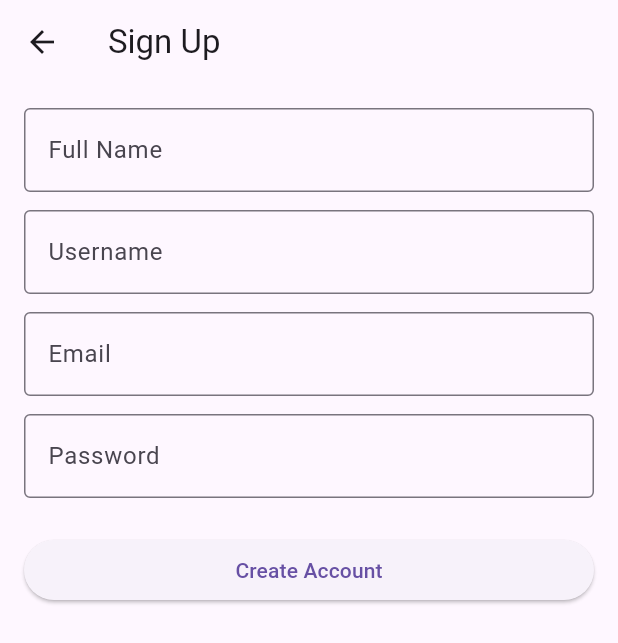
After one commit to evanjania/POOSD-Group-6-Large-Project, a Flutter app: the screen it shows after launch, after a tap on "Login", after a tap on "Don't have an account? Sign up", on a phone screen of 412 x 824 dp. The commit adds this screen. Shown: the top 643 px of the screen. Run offline on Flutter 3.47's test engine with Material 3 defaults, Android fonts, the phone set to English and light mode, and no system bars; network calls fail.

Commit message:
Add Flutter login, signup, and minimal dashboard pages

```diff
--- /dev/null
+++ b/ugotta_mobile/lib/auth_service.dart
@@ -0,0 +1,80 @@
+import 'dart:convert';
+import 'package:http/http.dart' as http;
+
+class AuthService {
+  static const String baseUrl = 'https://ugotta.space';
+
+  static Future<Map<String, dynamic>> login({
+    required String username,
+    required String password,
+  }) async {
+    try {
+      final response = await http.post(
+        Uri.parse('$baseUrl/api/login'),
+        headers: {'Content-Type': 'application/json'},
+        body: jsonEncode({
+          'username': username,
+          'password': password,
+        }),
+      );
+
+      final data = jsonDecode(response.body);
+
+      if (response.statusCode == 200) {
+        return {
+          'success': true,
+          'data': data,
+        };
+      } else {
+        return {
+          'success': false,
+          'message': data['error'] ?? 'Login failed',
+        };
+      }
+    } catch (e) {
+      return {
+        'success': false,
+        'message': 'Could not connect to server',
+      };
+    }
+  }
+
+  static Future<Map<String, dynamic>> register({
+    required String fullname,
+    required String username,
+    required String email,
+    required String password,
+  }) async {
+    try {
+      final response = await http.post(
+        Uri.parse('$baseUrl/api/register'),
+        headers: {'Content-Type': 'application/json'},
+        body: jsonEncode({
+          'fullname': fullname,
+          'username': username,
+          'email': email,
+          'password': password,
+        }),
+      );
+
+      final data = jsonDecode(response.body);
+
+      if (response.statusCode == 201) {
+        return {
+          'success': true,
+          'data': data,
+        };
+      } else {
+        return {
+          'success': false,
+          'message': data['error'] ?? 'Signup failed',
+        };
+      }
+    } catch (e) {
+      return {
+        'success': false,
+        'message': 'Could not connect to server',
+      };
+    }
+  }
+}
--- a/ugotta_mobile/lib/friends-list.dart
+++ /dev/null
@@ -1 +0,0 @@
-import 'package:flutter/material.dart';
--- /dev/null
+++ b/ugotta_mobile/lib/login.dart
@@ -0,0 +1,116 @@
+import 'package:flutter/material.dart';
+import 'auth_service.dart';
+import 'signup.dart';
+import 'dashboard.dart';
+
+class LoginPage extends StatefulWidget {
+  const LoginPage({super.key});
+
+  @override
+  State<LoginPage> createState() => _LoginPageState();
+}
+
+class _LoginPageState extends State<LoginPage> {
+  final TextEditingController usernameController = TextEditingController();
+  final TextEditingController passwordController = TextEditingController();
+
+  String errorMessage = '';
+  bool isLoading = false;
+
+Future<void> handleLogin() async {
+  setState(() {
+    isLoading = true;
+    errorMessage = '';
+  });
+
+  final result = await AuthService.login(
+    username: usernameController.text.trim(),
+    password: passwordController.text.trim(),
+  );
+
+  setState(() {
+    isLoading = false;
+  });
+
+  if (!mounted) return;
+
+  if (result['success']) {
+    final userData = result['data'];
+
+    Navigator.pushReplacement(
+      context,
+      MaterialPageRoute(
+        builder: (_) => DashboardPage(
+          fullname: userData['fullname'],
+        ),
+      ),
+    );
+  } else {
+    setState(() {
+      errorMessage = result['message'];
+    });
+  }
+}
+
+  @override
+  void dispose() {
+    usernameController.dispose();
+    passwordController.dispose();
+    super.dispose();
+  }
+
+  @override
+  Widget build(BuildContext context) {
+    return Scaffold(
+      appBar: AppBar(title: const Text('Login')),
+      body: Padding(
+        padding: const EdgeInsets.all(16),
+        child: Column(
+          children: [
+            TextField(
+              controller: usernameController,
+              decoration: const InputDecoration(
+                labelText: 'Username',
+                border: OutlineInputBorder(),
+              ),
+            ),
+            const SizedBox(height: 12),
+            TextField(
+              controller: passwordController,
+              obscureText: true,
+              decoration: const InputDecoration(
+                labelText: 'Password',
+                border: OutlineInputBorder(),
+              ),
+            ),
+            const SizedBox(height: 12),
+            if (errorMessage.isNotEmpty)
+              Text(
+                errorMessage,
+                style: const TextStyle(color: Colors.red),
+              ),
+            const SizedBox(height: 12),
+            isLoading
+                ? const CircularProgressIndicator()
+                : SizedBox(
+                    width: double.infinity,
+                    child: ElevatedButton(
+                      onPressed: handleLogin,
+                      child: const Text('Login'),
+                    ),
+                  ),
+            TextButton(
+              onPressed: () {
+                Navigator.push(
+                  context,
+                  MaterialPageRoute(builder: (_) => const SignupPage()),
+                );
+              },
+              child: const Text("Don't have an account? Sign up"),
+            ),
+          ],
+        ),
+      ),
+    );
+  }
+}
--- a/ugotta_mobile/lib/main.dart
+++ b/ugotta_mobile/lib/main.dart
@@ -1,21 +1,19 @@
 import 'package:flutter/material.dart';
+import 'login.dart';
 
-//landing page for ugotta mobile
 void main() {
   runApp(const MyApp());
 }
 
 class MyApp extends StatelessWidget {
-  const MyApp({Key? key}) : super(key: key);
+  const MyApp({super.key});
 
+  @override
   Widget build(BuildContext context) {
     return MaterialApp(
-      home: Scaffold(
-        appBar: AppBar(
-          backgroundColor: Colors.blue,
-          title: const Text('ugotta mobile'),
-        ),
-      ),
+      debugShowCheckedModeBanner: false,
+      title: 'UGotta Mobile',
+      home: const LoginPage(),
     );
   }
 }
--- a/ugotta_mobile/lib/recs.dart
+++ /dev/null
@@ -1 +0,0 @@
-import 'package:flutter/material.dart';
--- /dev/null
+++ b/ugotta_mobile/lib/signup.dart
@@ -0,0 +1,123 @@
+import 'package:flutter/material.dart';
+import 'auth_service.dart';
+
+class SignupPage extends StatefulWidget {
+  const SignupPage({super.key});
+
+  @override
+  State<SignupPage> createState() => _SignupPageState();
+}
+
+class _SignupPageState extends State<SignupPage> {
+  final TextEditingController fullnameController = TextEditingController();
+  final TextEditingController usernameController = TextEditingController();
+  final TextEditingController emailController = TextEditingController();
+  final TextEditingController passwordController = TextEditingController();
+
+  String errorMessage = '';
+  bool isLoading = false;
+
+  Future<void> handleSignup() async {
+    setState(() {
+      isLoading = true;
+      errorMessage = '';
+    });
+
+    final result = await AuthService.register(
+      fullname: fullnameController.text.trim(),
+      username: usernameController.text.trim(),
+      email: emailController.text.trim(),
+      password: passwordController.text.trim(),
+    );
+
+    setState(() {
+      isLoading = false;
+    });
+
+    if (!mounted) return;
+
+    if (result['success']) {
+      ScaffoldMessenger.of(context).showSnackBar(
+        const SnackBar(content: Text('Signup successful')),
+      );
+      Navigator.pop(context);
+    } else {
+      setState(() {
+        errorMessage = result['message'];
+      });
+    }
+  }
+
+  @override
+  void dispose() {
+    fullnameController.dispose();
+    usernameController.dispose();
+    emailController.dispose();
+    passwordController.dispose();
+    super.dispose();
+  }
+
+  @override
+  Widget build(BuildContext context) {
+    return Scaffold(
+      appBar: AppBar(title: const Text('Sign Up')),
+      body: Padding(
+        padding: const EdgeInsets.all(16),
+        child: SingleChildScrollView(
+          child: Column(
+            children: [
+              TextField(
+                controller: fullnameController,
+                decoration: const InputDecoration(
+                  labelText: 'Full Name',
+                  border: OutlineInputBorder(),
+                ),
+              ),
+              const SizedBox(height: 12),
+              TextField(
+                controller: usernameController,
+                decoration: const InputDecoration(
+                  labelText: 'Username',
+                  border: OutlineInputBorder(),
+                ),
+              ),
+              const SizedBox(height: 12),
+              TextField(
+                controller: emailController,
+                decoration: const InputDecoration(
+                  labelText: 'Email',
+                  border: OutlineInputBorder(),
+                ),
+              ),
+              const SizedBox(height: 12),
+              TextField(
+                controller: passwordController,
+                obscureText: true,
+                decoration: const InputDecoration(
+                  labelText: 'Password',
+                  border: OutlineInputBorder(),
+                ),
+              ),
+              const SizedBox(height: 12),
+              if (errorMessage.isNotEmpty)
+                Text(
+                  errorMessage,
+                  style: const TextStyle(color: Colors.red),
+                ),
+              const SizedBox(height: 12),
+              isLoading
+                  ? const CircularProgressIndicator()
+                  : SizedBox(
+                      width: double.infinity,
+                      child: ElevatedButton(
+                        onPressed: handleSignup,
+                        child: const Text('Create Account'),
+                      ),
+                    ),
+            ],
+          ),
+        ),
+      ),
+    );
+  }
+}
--- a/ugotta_mobile/pubspec.yaml
+++ b/ugotta_mobile/pubspec.yaml
@@ -34,6 +34,7 @@ dependencies:
   # The following adds the Cupertino Icons font to your application.
   # Use with the CupertinoIcons class for iOS style icons.
   cupertino_icons: ^1.0.8
+  http: ^1.6.0
 
 dev_dependencies:
   flutter_test:
```
Also changed, not shown: ugotta_mobile/lib/dashboard.dart (added, +51 -0 lines), ugotta_mobile/pubspec.lock.
